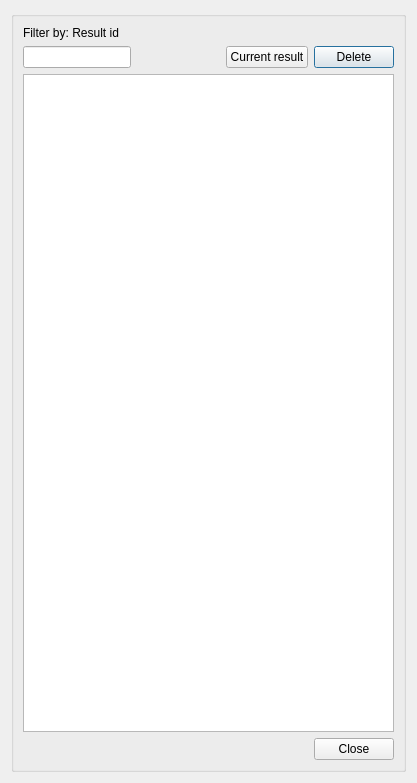
Before: the Qt Designer form core/ui/toolbars/plan/price_manager.ui in Giswater/giswater_qgis_plugin, drawn with Qt 5.
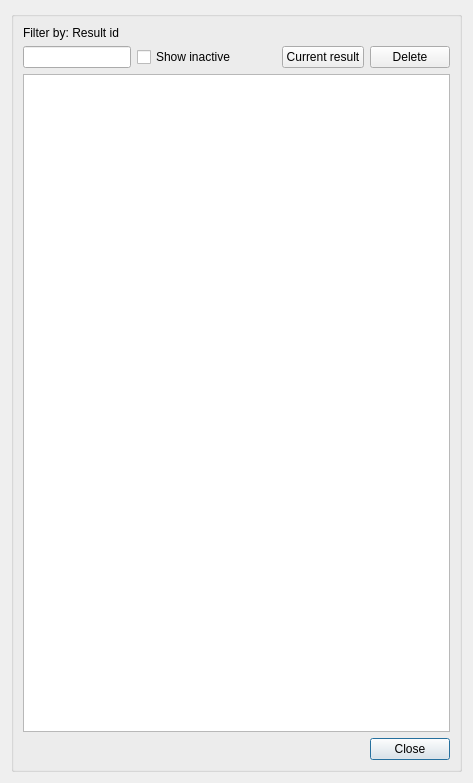
After: the same form once the commit is applied.

Commit message: refactor(mincut,ui): buttons redistribution design

Diff of the .ui file:
```diff
--- a/core/ui/toolbars/plan/price_manager.ui
+++ b/core/ui/toolbars/plan/price_manager.ui
@@ -6,7 +6,7 @@
    <rect>
     <x>0</x>
     <y>0</y>
-    <width>417</width>
+    <width>473</width>
     <height>783</height>
    </rect>
   </property>
@@ -20,8 +20,8 @@
       <string/>
      </property>
      <layout class="QGridLayout" name="verticalLayout_3">
-      <item row="1" column="6">
-       <widget class="QPushButton" name="btn_delete">
+      <item row="1" column="0">
+       <widget class="QLineEdit" name="txt_name">
         <property name="sizePolicy">
          <sizepolicy hsizetype="Fixed" vsizetype="Fixed">
           <horstretch>0</horstretch>
@@ -29,34 +29,34 @@
          </sizepolicy>
         </property>
         <property name="text">
-         <string>Delete</string>
+         <string/>
         </property>
        </widget>
       </item>
-      <item row="1" column="1" colspan="3">
-       <spacer name="horizontalSpacer_2">
-        <property name="orientation">
-         <enum>Qt::Horizontal</enum>
-        </property>
-        <property name="sizeHint" stdset="0">
-         <size>
-          <width>80</width>
-          <height>20</height>
-         </size>
-        </property>
-       </spacer>
-      </item>
-      <item row="3" column="6">
+      <item row="5" column="8">
        <widget class="QPushButton" name="btn_cancel">
         <property name="text">
          <string>Close</string>
         </property>
        </widget>
       </item>
-      <item row="2" column="0" colspan="7">
+      <item row="1" column="8">
+       <widget class="QPushButton" name="btn_delete">
+        <property name="sizePolicy">
+         <sizepolicy hsizetype="Fixed" vsizetype="Fixed">
+          <horstretch>0</horstretch>
+          <verstretch>0</verstretch>
+         </sizepolicy>
+        </property>
+        <property name="text">
+         <string>Delete</string>
+        </property>
+       </widget>
+      </item>
+      <item row="4" column="0" colspan="9">
        <widget class="QTableView" name="tbl_om_result_cat"/>
       </item>
-      <item row="3" column="0" colspan="4">
+      <item row="5" column="0" colspan="4">
        <spacer name="horizontalSpacer">
         <property name="orientation">
          <enum>Qt::Horizontal</enum>
@@ -76,27 +76,7 @@
         </property>
        </widget>
       </item>
-      <item row="1" column="0">
-       <widget class="QLineEdit" name="txt_name">
-        <property name="sizePolicy">
-         <sizepolicy hsizetype="Fixed" vsizetype="Fixed">
-          <horstretch>0</horstretch>
-          <verstretch>0</verstretch>
-         </sizepolicy>
-        </property>
-        <property name="text">
-         <string/>
-        </property>
-       </widget>
-      </item>
-      <item row="1" column="5">
-       <widget class="QPushButton" name="btn_update_result">
-        <property name="text">
-         <string>Current result</string>
-        </property>
-       </widget>
-      </item>
-      <item row="1" column="4">
+      <item row="1" column="6">
        <widget class="QLabel" name="lbl_vdefault_price">
         <property name="sizePolicy">
          <sizepolicy hsizetype="Fixed" vsizetype="Preferred">
@@ -109,6 +89,42 @@
         </property>
        </widget>
       </item>
+      <item row="1" column="1">
+       <widget class="QCheckBox" name="chk_active">
+        <property name="enabled">
+         <bool>true</bool>
+        </property>
+        <property name="sizePolicy">
+         <sizepolicy hsizetype="Preferred" vsizetype="Fixed">
+          <horstretch>0</horstretch>
+          <verstretch>0</verstretch>
+         </sizepolicy>
+        </property>
+        <property name="text">
+         <string>Show inactive</string>
+        </property>
+       </widget>
+      </item>
+      <item row="1" column="7">
+       <widget class="QPushButton" name="btn_update_result">
+        <property name="text">
+         <string>Current result</string>
+        </property>
+       </widget>
+      </item>
+      <item row="1" column="2">
+       <spacer name="horizontalSpacer_2">
+        <property name="orientation">
+         <enum>Qt::Horizontal</enum>
+        </property>
+        <property name="sizeHint" stdset="0">
+         <size>
+          <width>80</width>
+          <height>20</height>
+         </size>
+        </property>
+       </spacer>
+      </item>
      </layout>
     </widget>
    </item>
```
The commit also changes 1 other file.
